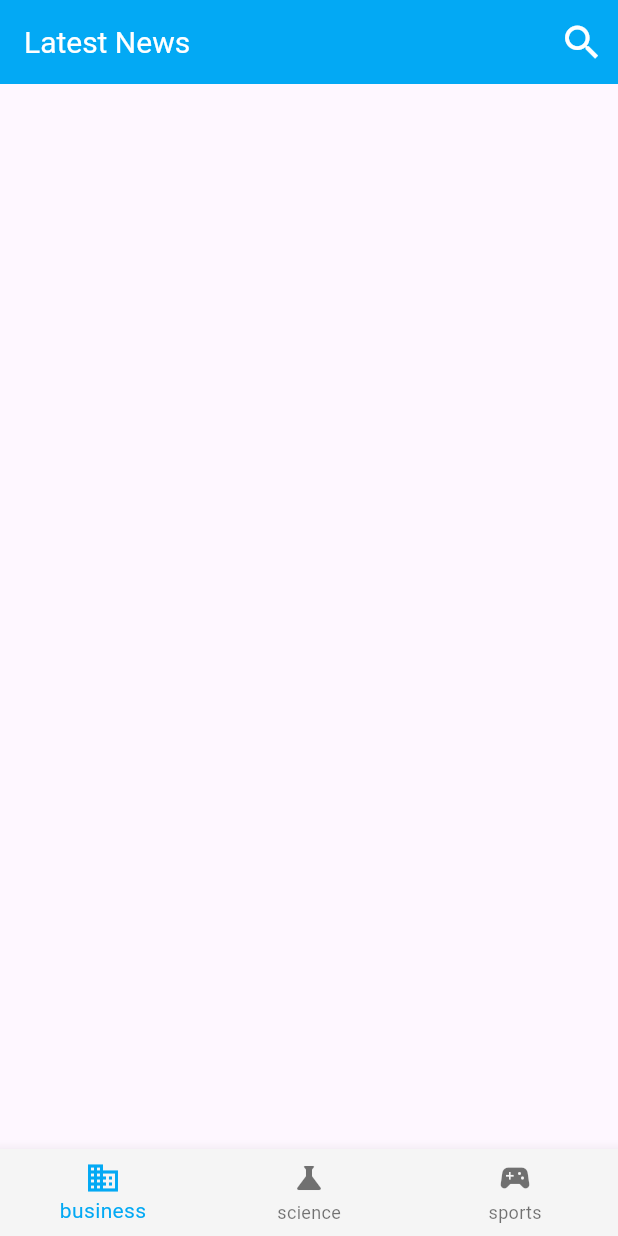
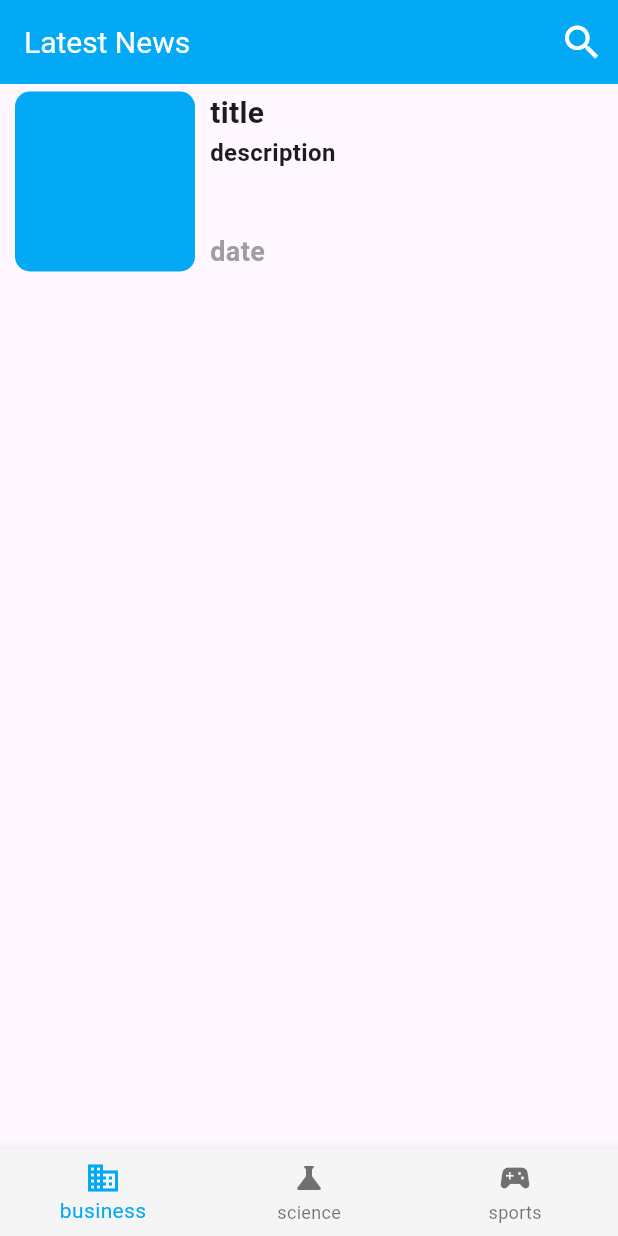
Before and after one commit to shawkary/news_app, a Flutter app: the screen it shows after launch, on a phone screen of 412 x 824 dp. Run offline on Flutter 3.47's test engine with Material 3 defaults, Android fonts, the phone set to English and light mode, and no system bars; our stand-ins replace flutter_bloc.

Commit message:
add list_view_item

```diff
--- a/lib/features/home/presentation/views/widgets/business_screen.dart
+++ b/lib/features/home/presentation/views/widgets/business_screen.dart
@@ -1,10 +1,11 @@
 import 'package:flutter/material.dart';
+import 'package:ibrahim_project/features/home/presentation/views/widgets/list_view_item.dart';
 
 class BusinessScreen extends StatelessWidget {
   const BusinessScreen({super.key});
 
   @override
   Widget build(BuildContext context) {
-    return const Column();
+    return const ListViewItem();
   }
 }
--- /dev/null
+++ b/lib/features/home/presentation/views/widgets/list_view_item.dart
@@ -0,0 +1,53 @@
+import 'package:flutter/material.dart';
+import '../../../../../core/utilies/styles.dart';
+
+class ListViewItem extends StatelessWidget {
+  const ListViewItem({super.key});
+
+  @override
+  Widget build(BuildContext context) {
+    return Padding(
+      padding: const EdgeInsets.symmetric(vertical: 5, horizontal: 10),
+      child: SizedBox(
+        height: 120,
+        child: Row(
+          children: [
+            Container(
+              width: 120,
+              height: 120,
+              decoration: BoxDecoration(
+                color: Colors.lightBlue,
+                borderRadius: BorderRadius.circular(10),
+              ),
+            ),
+            const SizedBox(width: 10),
+            Expanded(
+              child: Column(
+                crossAxisAlignment: CrossAxisAlignment.start,
+                children: [
+                  Text(
+                    'title',
+                    overflow: TextOverflow.ellipsis,
+                    maxLines: 1,
+                    style: Styles.textStyle20.copyWith(fontWeight: FontWeight.w600),
+                  ),
+                  const Text(
+                    'description',
+                    overflow: TextOverflow.ellipsis,
+                    maxLines: 2,
+                    style: Styles.textStyle16,
+                  ),
+                  const Spacer(),
+                  Text(
+                    'date', style: Styles.textStyle18.copyWith(color: Colors.grey),
+                  ),
+
+                ],
+              ),
+            )
+          ],
+        ),
+      ),
+    );
+  }
+}
```
